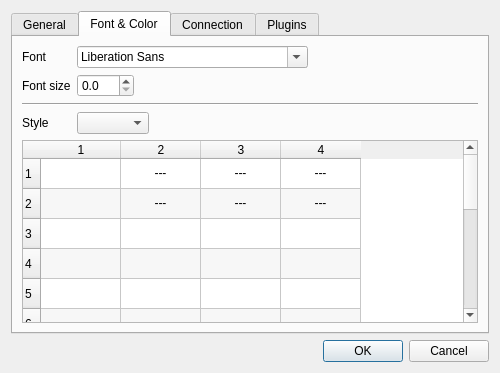
Old version of the form application/CSettingsDialog.ui in the repository inyokaproject/inyokaedit.
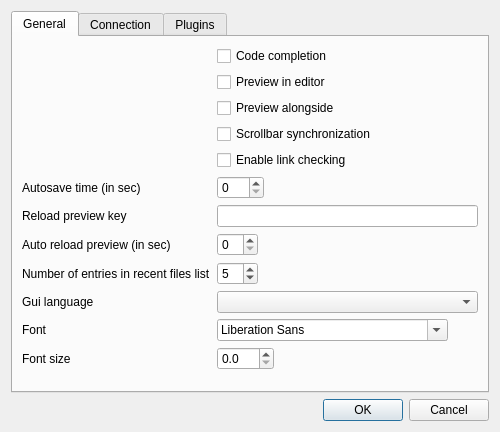
New version of the form. The open tabs and pages were chosen to show the change. Icons and pictures are not drawn.

Diff of the .ui file:
```diff
--- a/application/CSettingsDialog.ui
+++ b/application/CSettingsDialog.ui
@@ -7,7 +7,7 @@
     <x>0</x>
     <y>0</y>
     <width>500</width>
-    <height>373</height>
+    <height>432</height>
    </rect>
   </property>
   <property name="windowTitle">
@@ -141,563 +141,30 @@
          </property>
         </widget>
        </item>
-      </layout>
-     </widget>
-     <widget class="QWidget" name="fontTab">
-      <attribute name="title">
-       <string>Font &amp;&amp; Color</string>
-      </attribute>
-      <layout class="QFormLayout" name="formLayout_2">
-       <property name="fieldGrowthPolicy">
-        <enum>QFormLayout::ExpandingFieldsGrow</enum>
-       </property>
-       <item row="0" column="0">
+       <item row="10" column="0">
         <widget class="QLabel" name="fontFamilyLabel">
          <property name="text">
           <string>Font</string>
          </property>
         </widget>
        </item>
-       <item row="0" column="1">
+       <item row="10" column="1">
         <widget class="QFontComboBox" name="fontComboBox"/>
        </item>
-       <item row="1" column="0">
+       <item row="11" column="0">
         <widget class="QLabel" name="fontSizeLabel">
          <property name="text">
           <string>Font size</string>
          </property>
         </widget>
        </item>
-       <item row="1" column="1">
+       <item row="11" column="1">
         <widget class="QDoubleSpinBox" name="fontSizeEdit">
          <property name="decimals">
           <number>1</number>
          </property>
         </widget>
        </item>
-       <item row="2" column="0" colspan="2">
-        <widget class="Line" name="line2">
-         <property name="orientation">
-          <enum>Qt::Horizontal</enum>
-         </property>
-        </widget>
-       </item>
-       <item row="3" column="0">
-        <widget class="QLabel" name="styleLabel">
-         <property name="text">
-          <string>Style</string>
-         </property>
-        </widget>
-       </item>
-       <item row="3" column="1">
-        <widget class="QComboBox" name="styleFilesBox"/>
-       </item>
-       <item row="4" column="0" colspan="2">
-        <widget class="QTableWidget" name="styleTable">
-         <property name="sizePolicy">
-          <sizepolicy hsizetype="Expanding" vsizetype="Expanding">
-           <horstretch>0</horstretch>
-           <verstretch>1</verstretch>
-          </sizepolicy>
-         </property>
-         <property name="alternatingRowColors">
-          <bool>true</bool>
-         </property>
-         <property name="selectionMode">
-          <enum>QAbstractItemView::NoSelection</enum>
-         </property>
-         <property name="rowCount">
-          <number>14</number>
-         </property>
-         <property name="columnCount">
-          <number>4</number>
-         </property>
-         <attribute name="horizontalHeaderDefaultSectionSize">
-          <number>80</number>
-         </attribute>
-         <row/>
-         <row/>
-         <row/>
-         <row/>
-         <row/>
-         <row/>
-         <row/>
-         <row/>
-         <row/>
-         <row/>
-         <row/>
-         <row/>
-         <row/>
-         <row/>
-         <column/>
-         <column/>
-         <column/>
-         <column/>
-         <item row="0" column="0">
-          <property name="text">
-           <string/>
-          </property>
-         </item>
-         <item row="0" column="1">
-          <property name="text">
-           <string notr="true">---</string>
-          </property>
-          <property name="textAlignment">
-           <set>AlignHCenter|AlignVCenter|AlignCenter</set>
-          </property>
-          <property name="flags">
-           <set>NoItemFlags</set>
-          </property>
-         </item>
-         <item row="0" column="2">
-          <property name="text">
-           <string notr="true">---</string>
-          </property>
-          <property name="textAlignment">
-           <set>AlignHCenter|AlignVCenter|AlignCenter</set>
-          </property>
-          <property name="flags">
-           <set>NoItemFlags</set>
-          </property>
-         </item>
-         <item row="0" column="3">
-          <property name="text">
-           <string notr="true">---</string>
-          </property>
-          <property name="textAlignment">
-           <set>AlignHCenter|AlignVCenter|AlignCenter</set>
-          </property>
-          <property name="flags">
-           <set>NoItemFlags</set>
-          </property>
-         </item>
-         <item row="1" column="0">
-          <property name="text">
-           <string/>
-          </property>
-         </item>
-         <item row="1" column="1">
-          <property name="text">
-           <string notr="true">---</string>
-          </property>
-          <property name="textAlignment">
-           <set>AlignHCenter|AlignVCenter|AlignCenter</set>
-          </property>
-          <property name="flags">
-           <set>NoItemFlags</set>
-          </property>
-         </item>
-         <item row="1" column="2">
-          <property name="text">
-           <string notr="true">---</string>
-          </property>
-          <property name="textAlignment">
-           <set>AlignHCenter|AlignVCenter|AlignCenter</set>
-          </property>
-          <property name="flags">
-           <set>NoItemFlags</set>
-          </property>
-         </item>
-         <item row="1" column="3">
-          <property name="text">
-           <string notr="true">---</string>
-          </property>
-          <property name="textAlignment">
-           <set>AlignHCenter|AlignVCenter|AlignCenter</set>
-          </property>
-          <property name="flags">
-           <set>NoItemFlags</set>
-          </property>
-         </item>
-         <item row="2" column="0">
-          <property name="text">
-           <string/>
-          </property>
-         </item>
-         <item row="2" column="1">
-          <property name="text">
-           <string/>
-          </property>
-          <property name="checkState">
-           <enum>Unchecked</enum>
-          </property>
-          <property name="flags">
-           <set>ItemIsUserCheckable|ItemIsEnabled</set>
-          </property>
-         </item>
-         <item row="2" column="2">
-          <property name="text">
-           <string/>
-          </property>
-          <property name="textAlignment">
-           <set>AlignLeft|AlignVCenter</set>
-          </property>
-          <property name="checkState">
-           <enum>Unchecked</enum>
-          </property>
-          <property name="flags">
-           <set>ItemIsUserCheckable|ItemIsEnabled</set>
-          </property>
-         </item>
-         <item row="2" column="3">
-          <property name="text">
-           <string/>
-          </property>
-         </item>
-         <item row="3" column="0">
-          <property name="text">
-           <string/>
-          </property>
-         </item>
-         <item row="3" column="1">
-          <property name="text">
-           <string/>
-          </property>
-          <property name="checkState">
-           <enum>Unchecked</enum>
-          </property>
-          <property name="flags">
-           <set>ItemIsUserCheckable|ItemIsEnabled</set>
-          </property>
-         </item>
-         <item row="3" column="2">
-          <property name="text">
-           <string/>
-          </property>
-          <property name="checkState">
-           <enum>Unchecked</enum>
-          </property>
-          <property name="flags">
-           <set>ItemIsUserCheckable|ItemIsEnabled</set>
-          </property>
-         </item>
-         <item row="3" column="3">
-          <property name="text">
-           <string/>
-          </property>
-         </item>
-         <item row="4" column="0">
-          <property name="text">
-           <string/>
-          </property>
-         </item>
-         <item row="4" column="1">
-          <property name="text">
-           <string/>
-          </property>
-          <property name="checkState">
-           <enum>Unchecked</enum>
-          </property>
-          <property name="flags">
-           <set>ItemIsUserCheckable|ItemIsEnabled</set>
-          </property>
-         </item>
-         <item row="4" column="2">
-          <property name="text">
-           <string/>
-          </property>
-          <property name="checkState">
-           <enum>Unchecked</enum>
-          </property>
-          <property name="flags">
-           <set>ItemIsUserCheckable|ItemIsEnabled</set>
-          </property>
-         </item>
-         <item row="4" column="3">
-          <property name="text">
-           <string/>
-          </property>
-         </item>
-         <item row="5" column="0">
-          <property name="text">
-           <string/>
-          </property>
-         </item>
-         <item row="5" column="1">
-          <property name="text">
-           <string/>
-          </property>
-          <property name="checkState">
-           <enum>Unchecked</enum>
-          </property>
-          <property name="flags">
-           <set>ItemIsUserCheckable|ItemIsEnabled</set>
-          </property>
-         </item>
-         <item row="5" column="2">
-          <property name="text">
-           <string/>
-          </property>
-          <property name="checkState">
-           <enum>Unchecked</enum>
-          </property>
-          <property name="flags">
-           <set>ItemIsUserCheckable|ItemIsEnabled</set>
-          </property>
-         </item>
-         <item row="5" column="3">
-          <property name="text">
-           <string/>
-          </property>
-         </item>
-         <item row="6" column="0">
-          <property name="text">
-           <string/>
-          </property>
-         </item>
-         <item row="6" column="1">
-          <property name="text">
-           <string/>
-          </property>
-          <property name="checkState">
-           <enum>Unchecked</enum>
-          </property>
-          <property name="flags">
-           <set>ItemIsUserCheckable|ItemIsEnabled</set>
-          </property>
-         </item>
-         <item row="6" column="2">
-          <property name="text">
-           <string/>
-          </property>
-          <property name="checkState">
-           <enum>Unchecked</enum>
-          </property>
-          <property name="flags">
-           <set>ItemIsUserCheckable|ItemIsEnabled</set>
-          </property>
-         </item>
-         <item row="6" column="3">
-          <property name="text">
-           <string/>
-          </property>
-         </item>
-         <item row="7" column="0">
-          <property name="text">
-           <string/>
-          </property>
-         </item>
-         <item row="7" column="1">
-          <property name="text">
-           <string/>
-          </property>
-          <property name="checkState">
-           <enum>Unchecked</enum>
-          </property>
-          <property name="flags">
-           <set>ItemIsUserCheckable|ItemIsEnabled</set>
-          </property>
-         </item>
-         <item row="7" column="2">
-          <property name="text">
-           <string/>
-          </property>
-          <property name="checkState">
-           <enum>Unchecked</enum>
-          </property>
-          <property name="flags">
-           <set>ItemIsUserCheckable|ItemIsEnabled</set>
-          </property>
-         </item>
-         <item row="7" column="3">
-          <property name="text">
-           <string/>
-          </property>
-         </item>
-         <item row="8" column="0">
-          <property name="text">
-           <string/>
-          </property>
-         </item>
-         <item row="8" column="1">
-          <property name="text">
-           <string/>
-          </property>
-          <property name="checkState">
-           <enum>Unchecked</enum>
-          </property>
-          <property name="flags">
-           <set>ItemIsUserCheckable|ItemIsEnabled</set>
-          </property>
-         </item>
-         <item row="8" column="2">
-          <property name="text">
-           <string/>
-          </property>
-          <property name="checkState">
-           <enum>Unchecked</enum>
-          </property>
-          <property name="flags">
-           <set>ItemIsUserCheckable|ItemIsEnabled</set>
-          </property>
-         </item>
-         <item row="8" column="3">
-          <property name="text">
-           <string/>
-          </property>
-         </item>
-         <item row="9" column="0">
-          <property name="text">
-           <string/>
-          </property>
-         </item>
-         <item row="9" column="1">
-          <property name="text">
-           <string/>
-          </property>
-          <property name="checkState">
-           <enum>Unchecked</enum>
-          </property>
-          <property name="flags">
-           <set>ItemIsUserCheckable|ItemIsEnabled</set>
-          </property>
-         </item>
-         <item row="9" column="2">
-          <property name="text">
-           <string/>
-          </property>
-          <property name="checkState">
-           <enum>Unchecked</enum>
-          </property>
-          <property name="flags">
-           <set>ItemIsUserCheckable|ItemIsEnabled</set>
-          </property>
-         </item>
-         <item row="9" column="3">
-          <property name="text">
-           <string/>
-          </property>
-         </item>
-         <item row="10" column="0">
-          <property name="text">
-           <string/>
-          </property>
-         </item>
-         <item row="10" column="1">
-          <property name="text">
-           <string/>
-          </property>
-          <property name="checkState">
-           <enum>Unchecked</enum>
-          </property>
-          <property name="flags">
-           <set>ItemIsUserCheckable|ItemIsEnabled</set>
-          </property>
-         </item>
-         <item row="10" column="2">
-          <property name="text">
-           <string/>
-          </property>
-          <property name="checkState">
-           <enum>Unchecked</enum>
-          </property>
-          <property name="flags">
-           <set>ItemIsUserCheckable|ItemIsEnabled</set>
-          </property>
-         </item>
-         <item row="10" column="3">
-          <property name="text">
-           <string/>
-          </property>
-         </item>
-         <item row="11" column="0">
-          <property name="text">
-           <string/>
-          </property>
-         </item>
-         <item row="11" column="1">
-          <property name="text">
-           <string/>
-          </property>
-          <property name="checkState">
-           <enum>Unchecked</enum>
-          </property>
-          <property name="flags">
-           <set>ItemIsUserCheckable|ItemIsEnabled</set>
-          </property>
-         </item>
-         <item row="11" column="2">
-          <property name="text">
-           <string/>
-          </property>
-          <property name="checkState">
-           <enum>Unchecked</enum>
-          </property>
-          <property name="flags">
-           <set>ItemIsUserCheckable|ItemIsEnabled</set>
-          </property>
-         </item>
-         <item row="11" column="3">
-          <property name="text">
-           <string/>
-          </property>
-         </item>
-         <item row="12" column="0">
-          <property name="text">
-           <string/>
-          </property>
-         </item>
-         <item row="12" column="1">
-          <property name="text">
-           <string/>
-          </property>
-          <property name="checkState">
-           <enum>Unchecked</enum>
-          </property>
-          <property name="flags">
-           <set>ItemIsUserCheckable|ItemIsEnabled</set>
-          </property>
-         </item>
-         <item row="12" column="2">
-          <property name="text">
-           <string/>
-          </property>
-          <property name="checkState">
-           <enum>Unchecked</enum>
-          </property>
-          <property name="flags">
-           <set>ItemIsUserCheckable|ItemIsEnabled</set>
-          </property>
-         </item>
-         <item row="12" column="3">
-          <property name="text">
-           <string/>
-          </property>
-         </item>
-         <item row="13" column="0">
-          <property name="text">
-           <string/>
-          </property>
-         </item>
-         <item row="13" column="1">
-          <property name="text">
-           <string/>
-          </property>
-          <property name="checkState">
-           <enum>Unchecked</enum>
-          </property>
-          <property name="flags">
-           <set>ItemIsUserCheckable|ItemIsEnabled</set>
-          </property>
-         </item>
-         <item row="13" column="2">
-          <property name="text">
-           <string/>
-          </property>
-          <property name="checkState">
-           <enum>Unchecked</enum>
-          </property>
-          <property name="flags">
-           <set>ItemIsUserCheckable|ItemIsEnabled</set>
-          </property>
-         </item>
-         <item row="13" column="3">
-          <property name="text">
-           <string/>
-          </property>
-         </item>
-        </widget>
-       </item>
       </layout>
      </widget>
      <widget class="QWidget" name="connectionTab">
```
Left out of the diff: 35 changed lines with no effect on the pictures.
